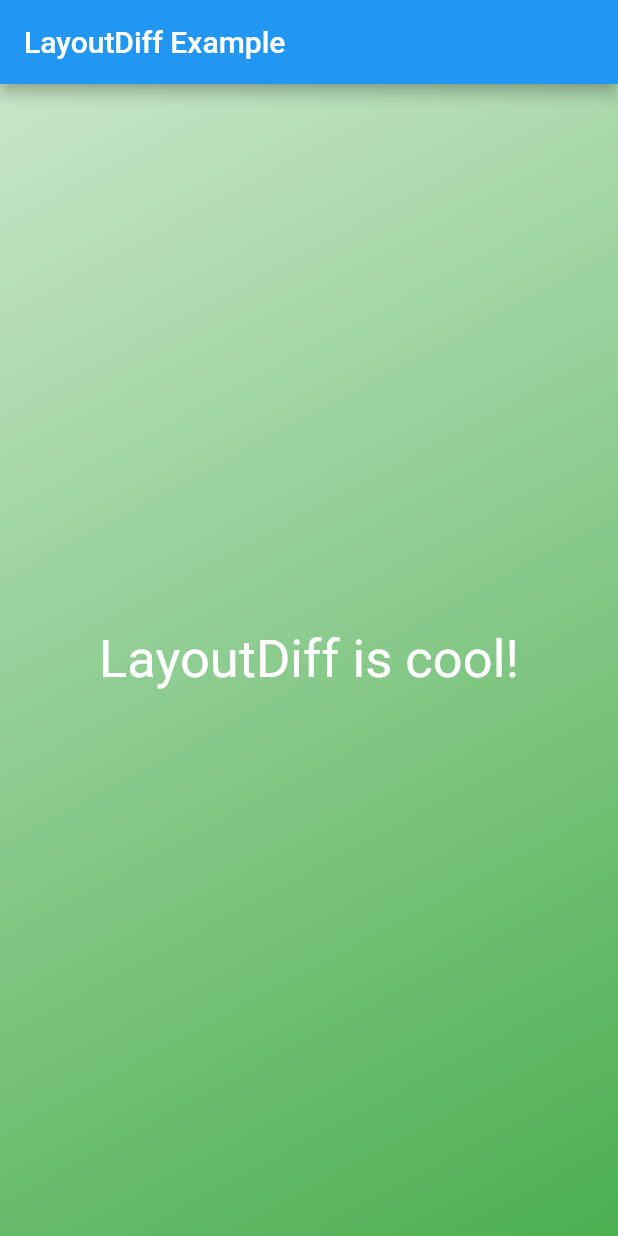
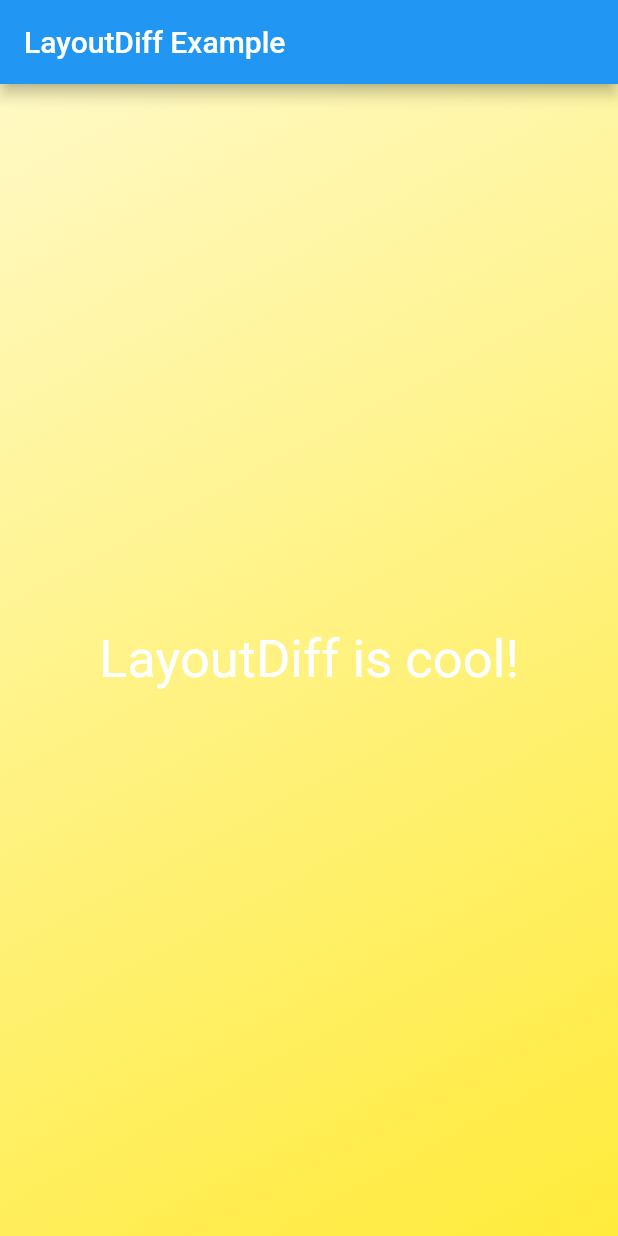
Before and after one commit to LayoutDiff/layoutdiff-app-example, a Flutter app: the screen it shows after launch, on a phone screen of 412 x 824 dp. Run offline on Flutter 3.47's test engine with Material 2 defaults, Android fonts, the phone set to English and light mode, and no system bars.

Commit message:
Change background color

```diff
--- a/lib/main.dart
+++ b/lib/main.dart
@@ -17,7 +17,7 @@ class LayoutDiffExample extends StatelessWidget {
             gradient: LinearGradient(
               begin: Alignment.topLeft,
               end: Alignment.bottomRight,
-              colors: [Colors.green[100], Colors.green[500]]
+              colors: [Colors.yellow[100], Colors.yellow[500]]
             )
           ),
           child: Center(
```
